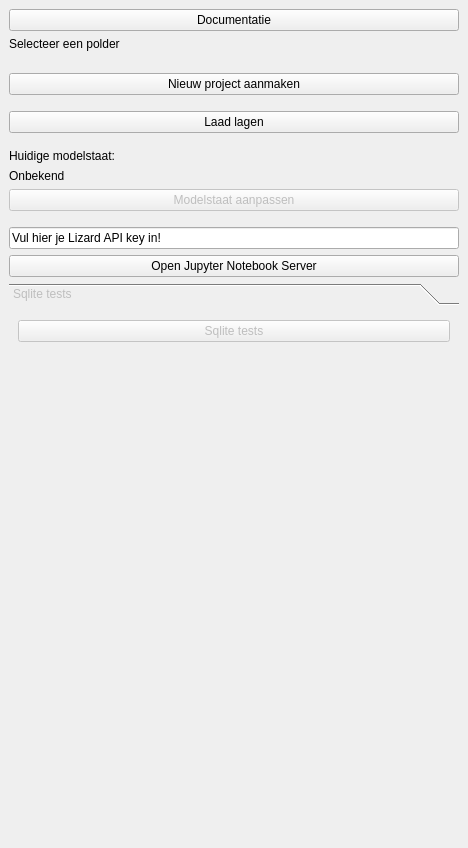
Above: hhnk_threedi_plugin/hhnk_toolbox_dockwidget_base.ui from threedi/hhnk-threedi-plugin before the change. Below: the same form after it.
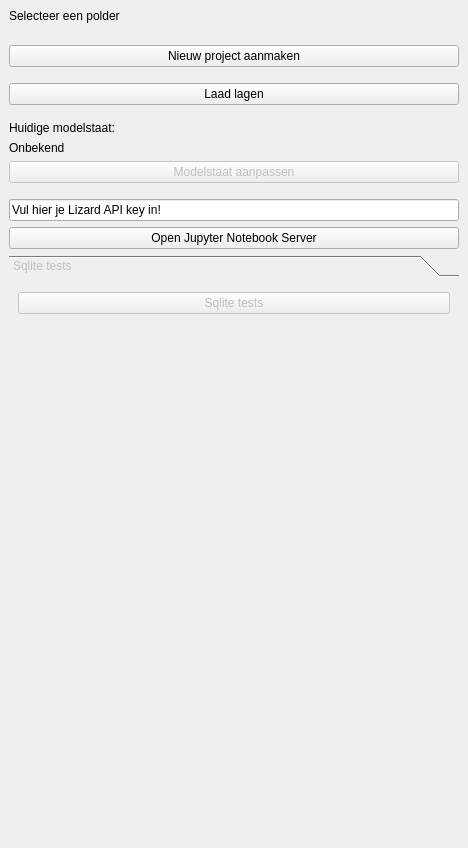
That is the form after the change. Custom widgets are drawn as their Qt base class.

The edit to the form file:
```diff
--- a/hhnk_threedi_plugin/hhnk_toolbox_dockwidget_base.ui
+++ b/hhnk_threedi_plugin/hhnk_toolbox_dockwidget_base.ui
@@ -51,13 +51,13 @@
     </size>
    </property>
    <layout class="QVBoxLayout" name="verticalLayout">
-    <item>
+    <!-- <item>
      <widget class="QPushButton" name="documentatie_button">
       <property name="text">
        <string>Documentatie</string>
       </property>
      </widget>
-    </item>
+    </item> -->
     <item>
      <widget class="QLabel" name="select_polder_label">
       <property name="text">
```
Left out of the diff: 2 changed lines with no effect on the pictures.
